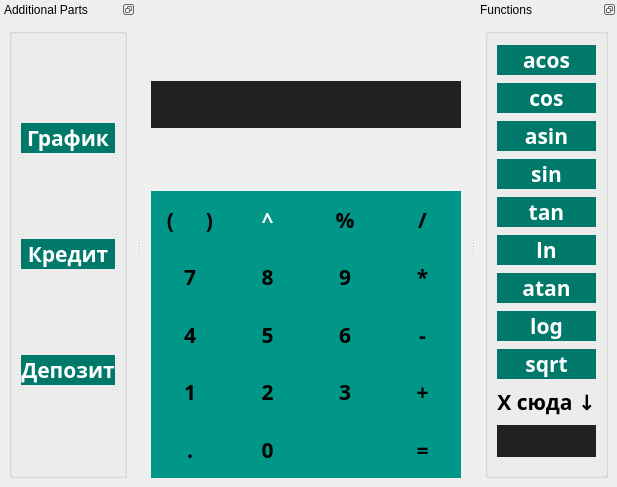
Qt form src/calculator/mainwindow.ui (ElectricEnchanter/Calculator_v2.0) before a commit.
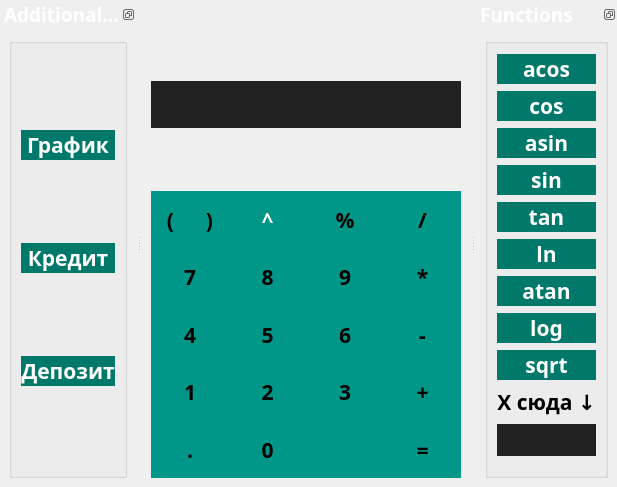
The same form after that commit. Icons and pictures are not drawn.

What changed in the file:
```diff
--- a/src/calculator/mainwindow.ui
+++ b/src/calculator/mainwindow.ui
@@ -9,7 +9,7 @@
    <rect>
     <x>0</x>
     <y>0</y>
-    <width>529</width>
+    <width>544</width>
     <height>487</height>
    </rect>
   </property>
@@ -1045,6 +1045,20 @@
    </layout>
   </widget>
   <widget class="QDockWidget" name="dockWidget">
+   <property name="font">
+    <font>
+     <family>PT Sans Caption</family>
+     <pointsize>14</pointsize>
+     <bold>true</bold>
+    </font>
+   </property>
+   <property name="styleSheet">
+    <string notr="true">QDockWidget {
+	color: #FFFFFF;
+	background-color: #00796B
+}
+</string>
+   </property>
    <property name="features">
     <set>QDockWidget::DockWidgetFloatable|QDockWidget::DockWidgetMovable</set>
    </property>
@@ -1475,9 +1489,23 @@
    </widget>
   </widget>
   <widget class="QDockWidget" name="dockWidget_2">
+   <property name="font">
+    <font>
+     <family>PT Sans Caption</family>
+     <pointsize>14</pointsize>
+     <bold>true</bold>
+    </font>
+   </property>
    <property name="acceptDrops">
     <bool>false</bool>
    </property>
+   <property name="styleSheet">
+    <string notr="true">QDockWidget {
+	color: #FFFFFF;
+	background-color: #00796B
+}
+</string>
+   </property>
    <property name="features">
     <set>QDockWidget::DockWidgetFloatable|QDockWidget::DockWidgetMovable</set>
    </property>
```
